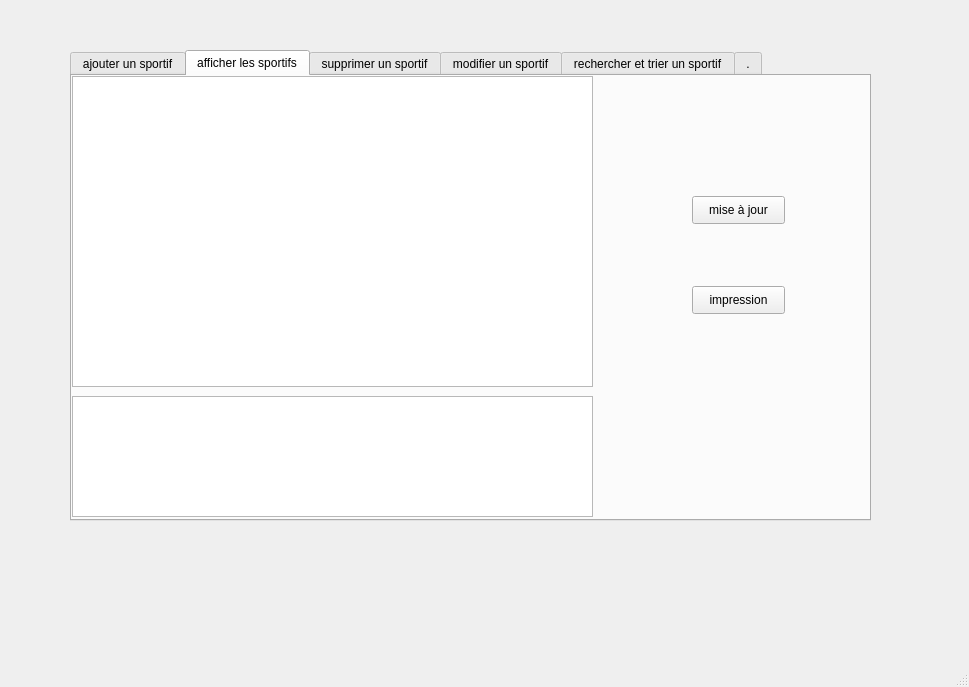
This is mainwindow.ui in dhiaeddine12/olympic_games_2A20 as Qt 5 draws it before an edit. The edited form follows.
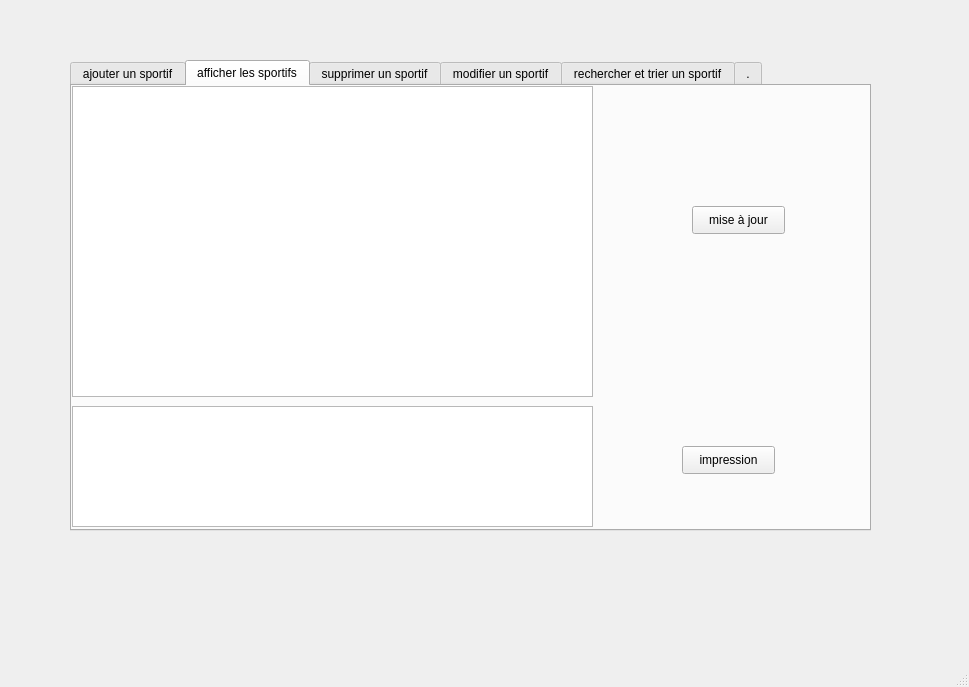
This is the edited form. The open tabs and pages were chosen to show the change. Icons and pictures are not drawn.

```diff
--- a/mainwindow.ui
+++ b/mainwindow.ui
@@ -18,7 +18,7 @@
     <property name="geometry">
      <rect>
       <x>70</x>
-      <y>50</y>
+      <y>60</y>
       <width>801</width>
       <height>471</height>
      </rect>
@@ -220,8 +220,8 @@
      <widget class="QPushButton" name="pb_print">
       <property name="geometry">
        <rect>
-        <x>620</x>
-        <y>210</y>
+        <x>610</x>
+        <y>360</y>
         <width>93</width>
         <height>28</height>
        </rect>
```
Left out of the diff: 2 changed lines with no effect on the pictures.
